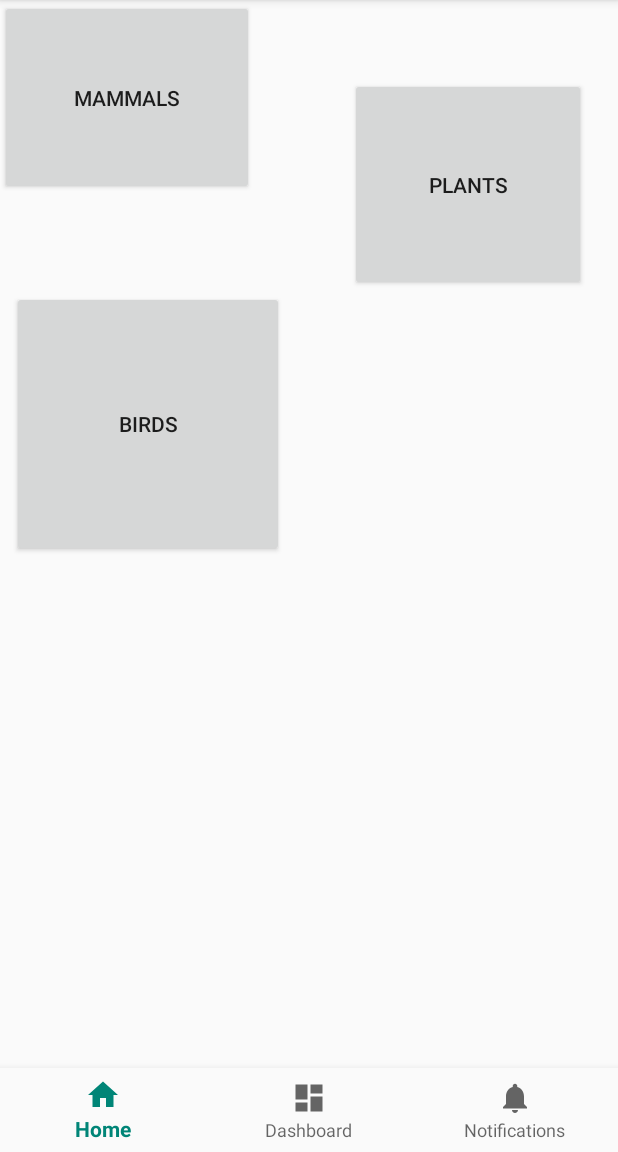
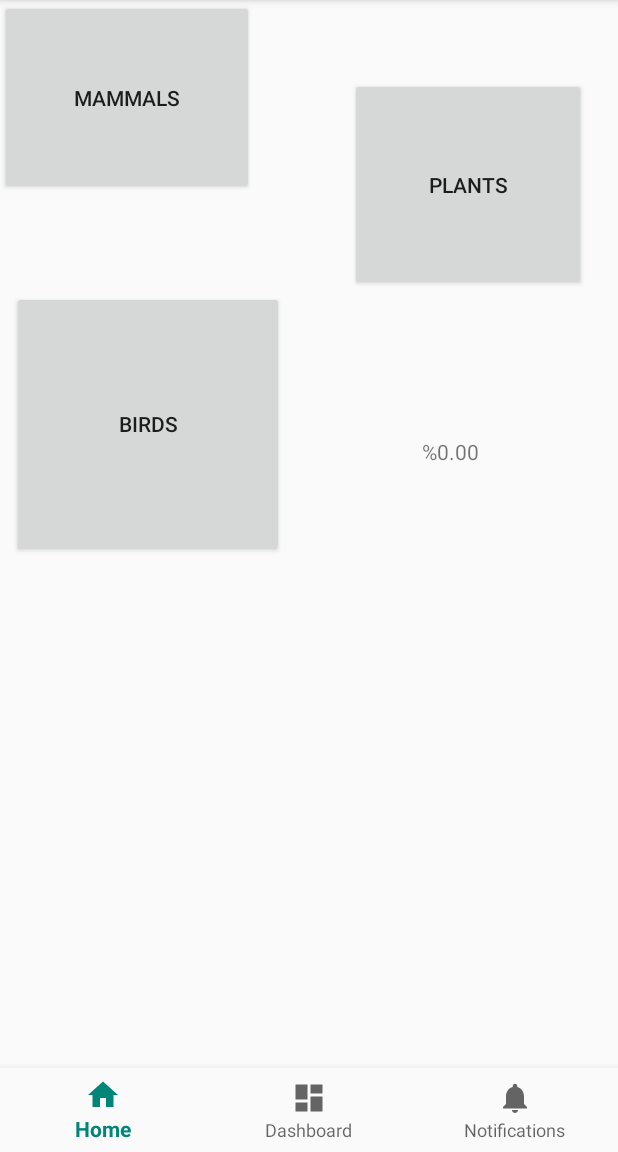
Before and after one commit to Yaffoman/KingsCamp, an Android app: the screen it shows after launch (MainActivity), on a phone screen of 412 x 824 dp, the part 84-1236 px from its top. Run offline under Robolectric (Android 15) with nearby library versions, the phone set to English and light mode, and no system bars.

Commit message:
4 hours of work, backend done, design next

```diff
--- a/app/src/main/java/lerner/ethan/kingscamp/MainActivity.java
+++ b/app/src/main/java/lerner/ethan/kingscamp/MainActivity.java
@@ -10,18 +10,27 @@ import android.view.MenuItem;
 import android.view.View;
 import android.widget.ArrayAdapter;
 import android.widget.Button;
+import android.widget.SectionIndexer;
 import android.widget.TextView;
 
 import java.util.Collection;
 import java.util.Iterator;
+import java.util.Locale;
 import java.util.Set;
 
 public class MainActivity extends AppCompatActivity {
     private TextView mTextMessage;
+    String [] Sections = {"Mammals", "Birds", "Plants"};
     String SECTION_KEY = "SECTION";
     String FIRST = "FIRST";
     int NUM_MAMMALS = 200;
+    String ARRAY_NAME = "myArr";
 
+    int TOTAL_SPECIES = 93;
+    int TOTAL_MAMMALS = 43;
+    int TOTAL_PLANTS = 50;
+    int TOTAL_BIRDS;//TODO
+    int TOTAL_REPTILES;//TODO
     private BottomNavigationView.OnNavigationItemSelectedListener mOnNavigationItemSelectedListener
             = new BottomNavigationView.OnNavigationItemSelectedListener() {
 
@@ -60,4 +69,19 @@ public class MainActivity extends AppCompatActivity {
         this.startActivity(intent);
     }
 
+    @Override
+    protected void onResume(){
+        super.onResume();
+
+        int completed = 0;
+        for(String s : Sections) {
+            SharedPreferences sharedPreferences = getSharedPreferences(s,MODE_PRIVATE);
+            for (int i = 0; i < sharedPreferences.getAll().size(); i++)
+                if( sharedPreferences.getBoolean(ARRAY_NAME + "_" + i, false))
+                    completed++;
+
+        }
+        ((TextView)findViewById(R.id.textView)).setText(String.format("%%%.2f",100.0*completed/TOTAL_SPECIES));
+    }
+
 }
--- a/app/src/main/res/layout/activity_main.xml
+++ b/app/src/main/res/layout/activity_main.xml
@@ -53,4 +53,14 @@
         app:layout_constraintStart_toStartOf="parent"
         app:layout_constraintTop_toTopOf="parent" />
 
+    <TextView
+        android:id="@+id/textView"
+        android:layout_width="wrap_content"
+        android:layout_height="wrap_content"
+        android:layout_marginStart="92dp"
+        android:layout_marginTop="97dp"
+        android:text="TextView"
+        app:layout_constraintStart_toEndOf="@+id/bird_button"
+        app:layout_constraintTop_toBottomOf="@+id/plant_button" />
+
 </android.support.constraint.ConstraintLayout>
```
Also changed, not shown: app/src/main/java/lerner/ethan/kingscamp/ScrollingActivity.java (+48 -23 lines), app/src/main/res/layout/content_scrolling.xml (+0 -22 lines).
